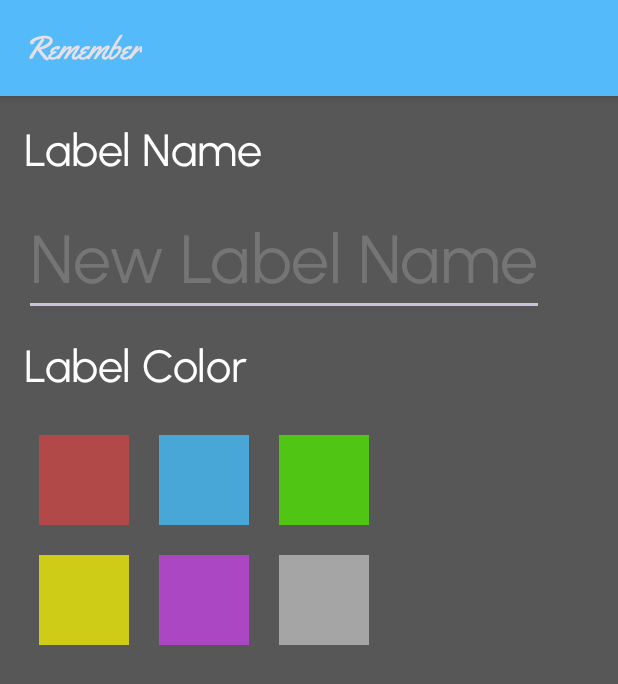
After one commit to miloszkryzia1/android-remember-app, an Android app: the NewLabelActivity screen opened directly, with no data from a screen before it, on a phone screen of 412 x 824 dp. The commit adds this screen. Shown: the top 684 px of the screen. Run offline under Robolectric (Android 15) with nearby library versions, the phone set to English and light mode, and no system bars.

Commit message:
start work on add new label page

```diff
--- a/app/src/main/AndroidManifest.xml
+++ b/app/src/main/AndroidManifest.xml
@@ -12,6 +12,9 @@
         android:supportsRtl="true"
         android:theme="@style/Theme.TrelloCloneApp"
         tools:targetApi="31">
+        <activity
+            android:name=".NewLabelActivity"
+            android:exported="false" />
         <activity
             android:name=".LabelListActivity"
             android:exported="false" />
--- a/app/src/main/java/com/example/trellocloneapp/LabelListActivity.kt
+++ b/app/src/main/java/com/example/trellocloneapp/LabelListActivity.kt
@@ -49,7 +49,9 @@ class LabelListActivity : AppCompatActivity() {
         //btn func
         val btn = findViewById<Button>(R.id.addLabelButton)
         btn.setOnClickListener{
-            //TODO: ADD NEW LABEL PAGE
+            //TODO: ADD NECESSARY EXTRAS
+            intent = Intent(this, NewLabelActivity::class.java)
+            startActivity(intent)
         }
     }
 
--- /dev/null
+++ b/app/src/main/java/com/example/trellocloneapp/NewLabelActivity.kt
@@ -0,0 +1,30 @@
+package com.example.trellocloneapp
+
+import androidx.appcompat.app.AppCompatActivity
+import android.os.Bundle
+import androidx.recyclerview.widget.GridLayoutManager
+import androidx.recyclerview.widget.LinearLayoutManager
+import androidx.recyclerview.widget.RecyclerView
+import com.example.trellocloneapp.adapters.LabelColorAdapter
+
+class NewLabelActivity : AppCompatActivity() {
+    override fun onCreate(savedInstanceState: Bundle?) {
+        super.onCreate(savedInstanceState)
+        setContentView(R.layout.activity_new_label)
+
+        //TODO: GET BOARD ETC
+
+        //Recycler view
+        val recView = findViewById<RecyclerView>(R.id.lblColorRecView)
+        recView.layoutManager = GridLayoutManager(this, 3, GridLayoutManager.VERTICAL, false)
+        val colorList = listOf(
+            R.color.lblColor1,
+            R.color.lblColor2,
+            R.color.lblColor3,
+            R.color.lblColor4,
+            R.color.lblColor5,
+            R.color.lblColor6
+        )
+        recView.adapter = LabelColorAdapter(colorList)
+    }
+}
--- /dev/null
+++ b/app/src/main/java/com/example/trellocloneapp/adapters/LabelColorAdapter.kt
@@ -0,0 +1,40 @@
+package com.example.trellocloneapp.adapters
+
+import android.view.LayoutInflater
+import android.view.View
+import android.view.ViewGroup
+import android.widget.ImageView
+import androidx.recyclerview.widget.RecyclerView.Adapter
+import androidx.recyclerview.widget.RecyclerView.ViewHolder
+import com.example.trellocloneapp.R
+
+class LabelColorAdapter(var items: List<Int>): Adapter<LabelColorAdapter.ColorViewHolder>() {
+
+    inner class ColorViewHolder(itemView: View): ViewHolder(itemView) {
+        var img: ImageView?
+        init {
+            img = itemView.findViewById(R.id.lblColorIcon)
+        }
+    }
+
+    override fun onCreateViewHolder(parent: ViewGroup, viewType: Int): ColorViewHolder {
+        val view = LayoutInflater.from(parent.context).inflate(R.layout.label_color_icon, parent, false)
+        return ColorViewHolder(view)
+    }
+
+    override fun getItemCount(): Int {
+        return items.size
+    }
+
+    override fun onBindViewHolder(holder: ColorViewHolder, position: Int) {
+        when (items[position]) {
+            R.color.lblColor1 -> { holder.img?.setImageResource(R.drawable.label_color_shape1) }
+            R.color.lblColor2 -> { holder.img?.setImageResource(R.drawable.label_color_shape2) }
+            R.color.lblColor3 -> { holder.img?.setImageResource(R.drawable.label_color_shape3) }
+            R.color.lblColor4 -> { holder.img?.setImageResource(R.drawable.label_color_shape4) }
+            R.color.lblColor5 -> { holder.img?.setImageResource(R.drawable.label_color_shape5) }
+            R.color.lblColor6 -> { holder.img?.setImageResource(R.drawable.label_color_shape6) }
+        }
+    }
+
+}
--- /dev/null
+++ b/app/src/main/res/layout/activity_new_label.xml
@@ -0,0 +1,61 @@
+<?xml version="1.0" encoding="utf-8"?>
+<androidx.constraintlayout.widget.ConstraintLayout xmlns:android="http://schemas.android.com/apk/res/android"
+    xmlns:app="http://schemas.android.com/apk/res-auto"
+    xmlns:tools="http://schemas.android.com/tools"
+    android:layout_width="match_parent"
+    android:layout_height="match_parent"
+    android:background="@color/main_bg"
+    tools:context=".NewLabelActivity">
+
+    <TextView
+        android:id="@+id/lblNameTxt"
+        android:layout_width="wrap_content"
+        android:layout_height="wrap_content"
+        android:layout_marginStart="16dp"
+        android:layout_marginTop="16dp"
+        android:fontFamily="@font/urbanist"
+        android:text="Label Name"
+        android:textColor="@color/white"
+        android:textSize="30sp"
+        app:layout_constraintStart_toStartOf="parent"
+        app:layout_constraintTop_toTopOf="parent" />
+
+    <EditText
+        android:id="@+id/lblNameEdtTxt"
+        android:layout_width="wrap_content"
+        android:layout_height="wrap_content"
+        android:layout_marginStart="16dp"
+        android:layout_marginTop="14dp"
+        android:hint="New Label Name"
+        android:inputType="text"
+        android:textColorHint="@color/second_bg"
+        app:layout_constraintStart_toStartOf="parent"
+        app:layout_constraintTop_toBottomOf="@+id/lblNameTxt"
+        android:fontFamily="@font/urbanist"
+        android:textSize="45sp"/>
+
+    <TextView
+        android:id="@+id/lblColorTxt"
+        android:layout_width="wrap_content"
+        android:layout_height="wrap_content"
+        android:layout_marginStart="16dp"
+        android:layout_marginTop="13dp"
+        android:fontFamily="@font/urbanist"
+        android:text="Label Color"
+        android:textColor="@color/white"
+        android:textSize="30sp"
+        app:layout_constraintStart_toStartOf="parent"
+        app:layout_constraintTop_toBottomOf="@+id/lblNameEdtTxt" />
+
+    <androidx.recyclerview.widget.RecyclerView
+        android:id="@+id/lblColorRecView"
+        android:layout_width="wrap_content"
+        android:layout_height="wrap_content"
+        android:layout_marginStart="16dp"
+        android:layout_marginTop="17dp"
+        app:layout_constraintStart_toStartOf="parent"
+        app:layout_constraintTop_toBottomOf="@+id/lblColorTxt" />
+
+    <!-- TODO: ADD BUTTONS -->
+
+</androidx.constraintlayout.widget.ConstraintLayout>
--- /dev/null
+++ b/app/src/main/res/layout/label_color_icon.xml
@@ -0,0 +1,19 @@
+<?xml version="1.0" encoding="utf-8"?>
+<androidx.constraintlayout.widget.ConstraintLayout xmlns:android="http://schemas.android.com/apk/res/android"
+    xmlns:app="http://schemas.android.com/apk/res-auto"
+    android:layout_width="wrap_content"
+    android:layout_height="wrap_content"
+    android:background="#00000000">
+
+    <ImageView
+        android:id="@+id/lblColorIcon"
+        android:layout_width="80dp"
+        android:layout_height="80dp"
+        android:padding="10dp"
+        android:src="@drawable/label_color_shape1"
+        app:layout_constraintBottom_toBottomOf="parent"
+        app:layout_constraintEnd_toEndOf="parent"
+        app:layout_constraintStart_toStartOf="parent"
+        app:layout_constraintTop_toTopOf="parent" />
+
+</androidx.constraintlayout.widget.ConstraintLayout>
```
Also changed, not shown: app/src/main/res/drawable/label_color_shape_1_sel.xml (added, +8 -0 lines), app/src/main/res/drawable/label_color_shape_2_sel.xml (added, +8 -0 lines), app/src/main/res/drawable/label_color_shape_3_sel.xml (added, +8 -0 lines), app/src/main/res/drawable/label_color_shape_4_sel.xml (added, +8 -0 lines), app/src/main/res/drawable/label_color_shape_5_sel.xml (added, +8 -0 lines), app/src/main/res/drawable/label_color_shape_6_sel.xml (added, +8 -0 lines).
